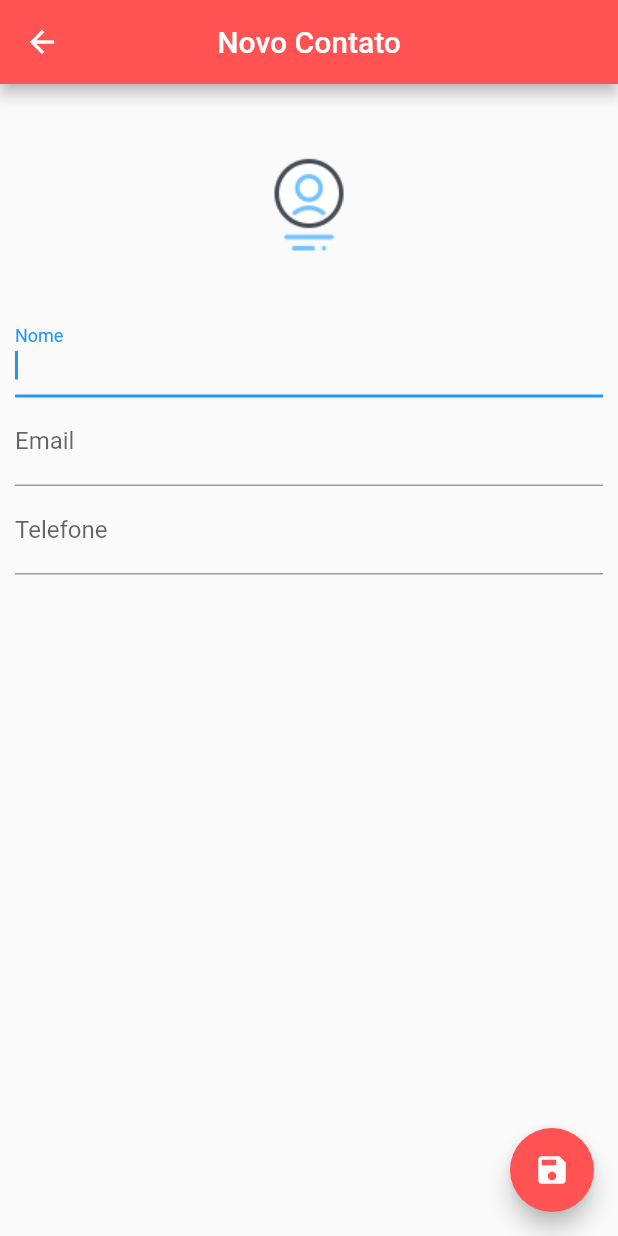
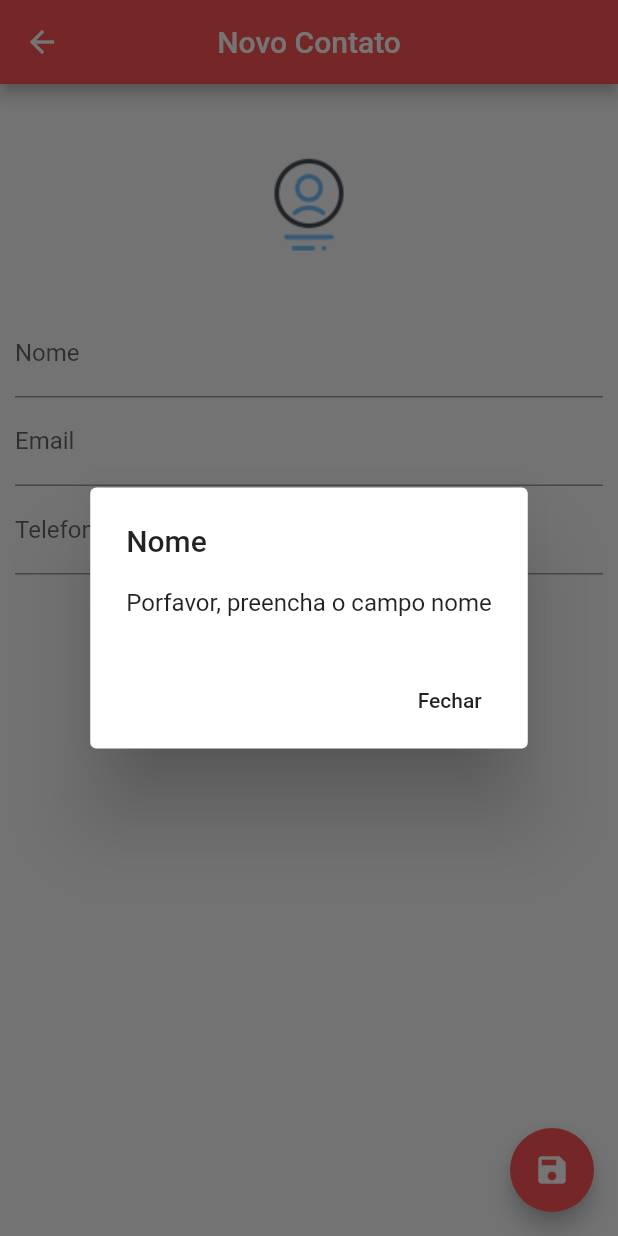
Before and after one commit to jamil2gomes/projetoAgenda, a Flutter app: the ContatoPage screen opened directly, after a tap on the "save" icon, on a phone screen of 412 x 824 dp. Run offline on Flutter 3.47's test engine with Material 2 defaults, Android fonts, the phone set to English and light mode, and no system bars; our stand-ins replace sqflite; accounts and stored records are empty.

```diff
--- a/lib/pages/contato_page.dart
+++ b/lib/pages/contato_page.dart
@@ -103,6 +103,7 @@ class _ContatoPageState extends State<ContatoPage> {
            Navigator.pop(context, this._contatoEditado);
          }
          else{
+           _exibeDialog();
            FocusScope.of(context).requestFocus(_nomeFocus);
          }
 
@@ -111,4 +112,23 @@ class _ContatoPageState extends State<ContatoPage> {
       ),
     );
   }
+
+
+  void _exibeDialog(){
+    showDialog(context: context,
+    builder: (BuildContext context){
+      return AlertDialog(
+       title: Text('Nome'),
+        content: Text('Porfavor, preencha o campo nome'),
+        actions: <Widget>[
+          FlatButton(
+            child: Text('Fechar'),
+            onPressed: (){
+              Navigator.of(context).pop();
+            },
+          )
+        ],
+      );
+    });
+  }
 }
```
